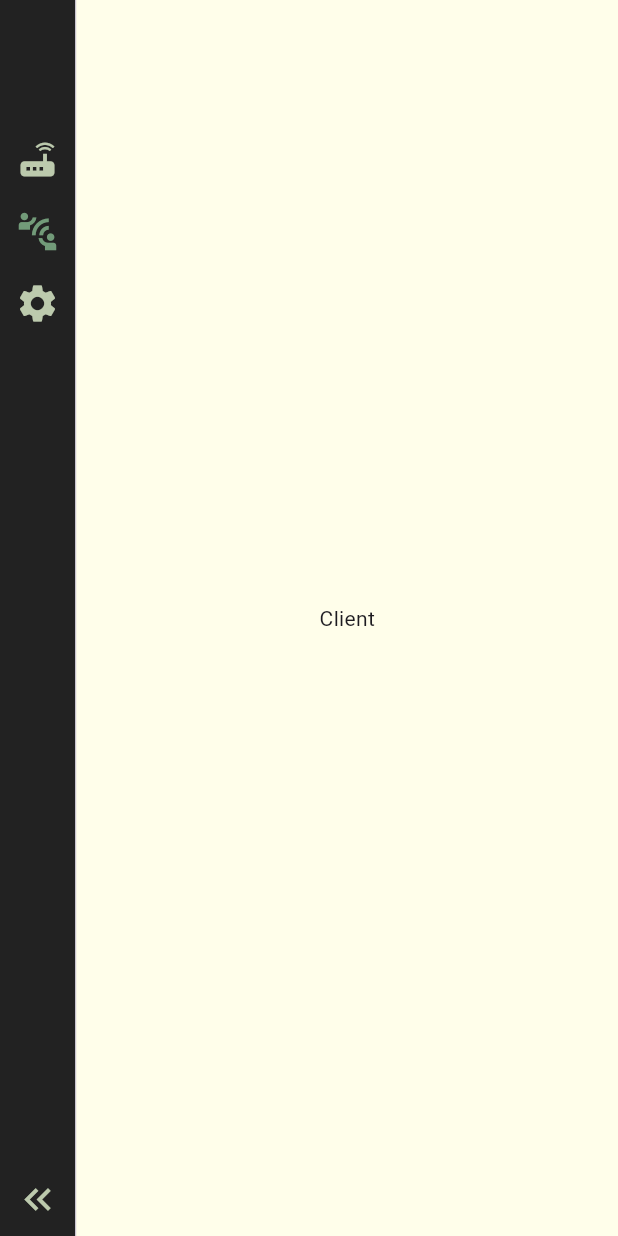
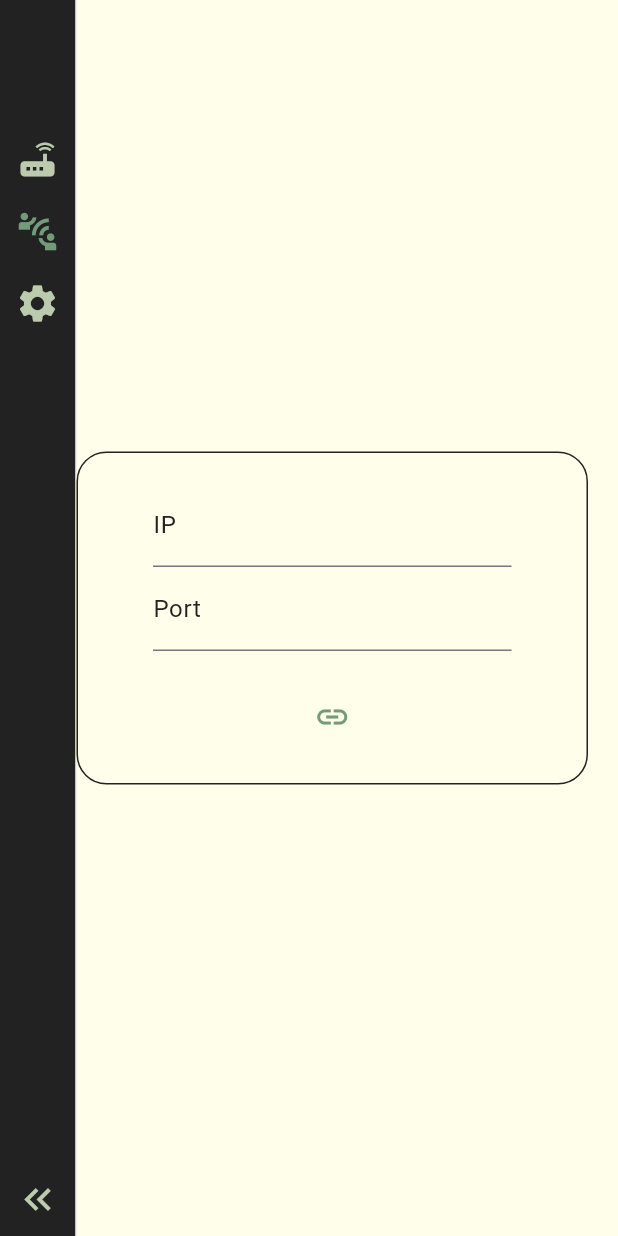
Before and after one commit to joshk326/lynk, a Flutter app: the screen it shows after launch, after a tap on the "keyboard double arrow right" icon, after a tap on the "connect without contact" icon, on a phone screen of 412 x 824 dp. Run offline on Flutter 3.47's test engine with Material 3 defaults, Android fonts, the phone set to English and light mode, and no system bars; missing offline and left inert: window_manager.

Commit message:
Updated client dashboard

```diff
--- a/lib/Constants/functions.dart
+++ b/lib/Constants/functions.dart
@@ -39,3 +39,8 @@ bool validatePort(var input) {
 bool isNumeric(String s) {
   return double.tryParse(s) != null;
 }
+
+String idGenerator() {
+  final now = DateTime.now();
+  return now.microsecondsSinceEpoch.toString();
+}
--- a/lib/Constants/variables.dart
+++ b/lib/Constants/variables.dart
@@ -1 +1,2 @@
 bool serverRunning = false;
+bool clientConnected = false;
--- a/lib/Screens/client_dashboard.dart
+++ b/lib/Screens/client_dashboard.dart
@@ -1,4 +1,20 @@
+import 'package:app/Classes/server/address.dart';
+import 'package:app/Classes/server/client.dart';
+import 'package:app/Constants/functions.dart';
+import 'package:app/Constants/theme.dart';
+import 'package:app/Constants/variables.dart';
+import 'package:app/Widgets/alert.dart';
 import 'package:flutter/material.dart';
+import 'package:flutter/services.dart';
+
+// Global variables
+String _ipInputClient = "";
+String _portInputClient = "";
+Icon _connectBtnIcon = const Icon(Icons.link);
+Color _connectBtnColor = darkGreen;
+Address? _serverAddr;
+Client? _client;
+Map<String, String> _sentItems = {};
 
 class ClientDashboard extends StatefulWidget {
   const ClientDashboard({super.key});
@@ -10,6 +26,100 @@ class ClientDashboard extends StatefulWidget {
 class _ClientDashboardState extends State<ClientDashboard> {
   @override
   Widget build(BuildContext context) {
-    return const Scaffold(body: Center(child: Text("Client")));
+    var ipTxtContr = TextEditingController(
+      text: _ipInputClient.isNotEmpty ? _ipInputClient : "",
+    );
+
+    var portTxtContr = TextEditingController(
+        text: _portInputClient.isNotEmpty ? _portInputClient : "");
+
+    return Scaffold(
+        body: Center(
+      child: SingleChildScrollView(
+        padding: const EdgeInsets.only(right: 20),
+        child: Container(
+          constraints: const BoxConstraints(maxWidth: 650),
+          padding: const EdgeInsets.symmetric(vertical: 20, horizontal: 50),
+          decoration: BoxDecoration(
+              color: background,
+              border: Border.all(color: flatBlack),
+              borderRadius: const BorderRadius.all(Radius.circular(20))),
+          child: Column(
+            children: [
+              TextField(
+                controller: ipTxtContr,
+                maxLength: 15,
+                decoration:
+                    const InputDecoration(labelText: "IP", counterText: ""),
+                onChanged: (value) {
+                  setState(() {
+                    _ipInputClient = value;
+                  });
+                },
+              ),
+              TextField(
+                controller: portTxtContr,
+                maxLength: 5,
+                decoration:
+                    const InputDecoration(labelText: "Port", counterText: ""),
+                inputFormatters: <TextInputFormatter>[
+                  FilteringTextInputFormatter.digitsOnly
+                ],
+                onChanged: (value) {
+                  setState(() {
+                    _portInputClient = value;
+                  });
+                },
+              ),
+              const SizedBox(
+                height: 20,
+              ),
+              IconButton(
+                icon: _connectBtnIcon,
+                color: _connectBtnColor,
+                onPressed: () => _connect(),
+              ),
+            ],
+          ),
+        ),
+      ),
+    ));
+  }
+
+  void _connect() {
+    if (!clientConnected &&
+        (_ipInputClient.isNotEmpty) &&
+        (_portInputClient.isNotEmpty)) {
+      if ((validateIP(_ipInputClient)) && validatePort(_portInputClient)) {
+        setState(() {
+          _serverAddr = Address(_ipInputClient, int.parse(_portInputClient));
+          _client = Client(_serverAddr!, idGenerator());
+          _client!.connect();
+          clientConnected = !clientConnected;
+          _connectBtnIcon = const Icon(Icons.link_off);
+          _connectBtnColor = Colors.red;
+        });
+      } else {
+        createDialogPopUp(context, "Error", "Invalid ip or port format");
+      }
+    } else if (clientConnected && _client != null) {
+      // Do some error checking - kind of looks gross...
+      setState(() {
+        clientConnected = false;
+      });
+      setState(() {
+        _client!.disconnect();
+        _client = null;
+        _connectBtnIcon = const Icon(Icons.link);
+        _connectBtnColor = darkGreen;
+        _sentItems.clear();
+      });
+    } else {
+      createDialogPopUp(context, "Error", "Please enter both an ip and port");
+    }
+  }
+
+  Future<void> _getSentItems() async {
+    _sentItems;
   }
 }
--- a/lib/navigation.dart
+++ b/lib/navigation.dart
@@ -71,7 +71,10 @@ class _NavigationState extends State<Navigation> {
                           ),
                           IconButton(
                             onPressed: () {
-                              screenChange(0);
+                              clientConnected
+                                  ? createDialogPopUp(context, "Lynk",
+                                      "Unable to access server dashboard while client is connected")
+                                  : screenChange(0);
                             },
                             iconSize: 30,
                             icon: Icon(
```
Also changed, not shown: lib/Screens/server_dashboard.dart (+12 -10 lines).
